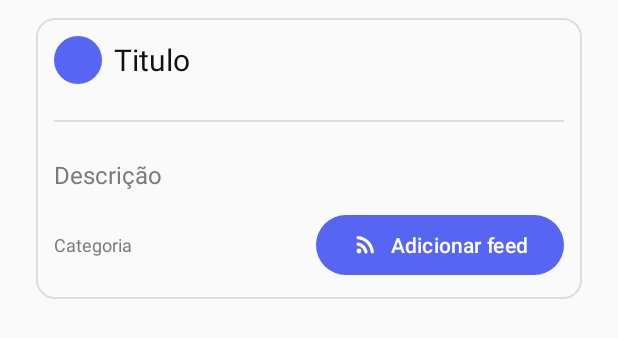
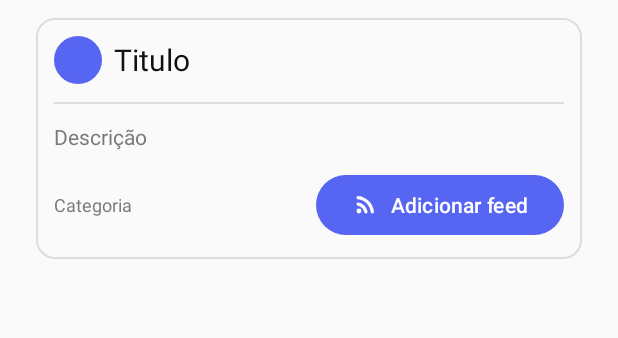
Before and after one commit to deyvidandrades/MeusFeeds, an Android app: the layout item_feed_group.xml on its own in the app's theme, with its tools: preview values and no code run, on a phone screen of 412 x 824 dp. Shown: the top 338 px of the screen. Run offline under Robolectric (Android 15) with nearby library versions, the phone set to English and light mode, and no system bars.

Commit message:
* Ui update

```diff
--- a/app/src/main/res/layout/item_feed_group.xml
+++ b/app/src/main/res/layout/item_feed_group.xml
@@ -38,13 +38,13 @@
         android:layout_width="match_parent"
         android:layout_height="wrap_content"
         android:text="@string/descricao"
+        android:layout_marginBottom="12dp"
         android:textColor="?android:textColorPrimaryInverse"
-        android:textSize="16sp" />
+        android:textSize="14sp" />
 
     <RelativeLayout
         android:layout_width="match_parent"
-        android:layout_height="wrap_content"
-        android:layout_marginTop="12dp">
+        android:layout_height="wrap_content">
 
         <TextView
             android:id="@+id/id_feed_group_item_count"
--- a/app/src/main/res/layout/separador.xml
+++ b/app/src/main/res/layout/separador.xml
@@ -2,5 +2,5 @@
 <View xmlns:android="http://schemas.android.com/apk/res/android"
     android:layout_width="match_parent"
     android:layout_height="1dp"
-    android:layout_marginVertical="24sp"
+    android:layout_marginVertical="12sp"
     android:background="@color/border" />
```
